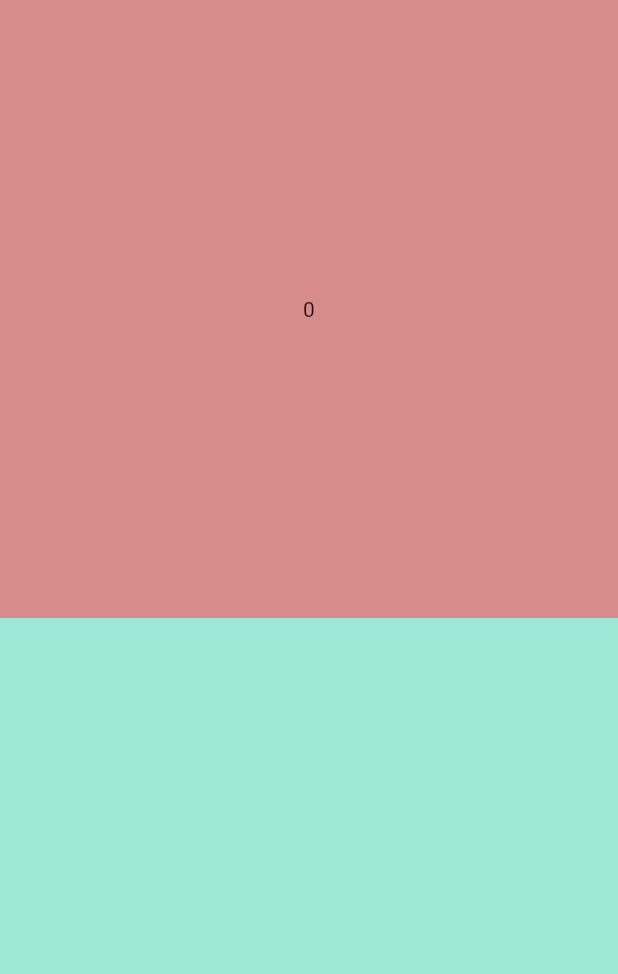
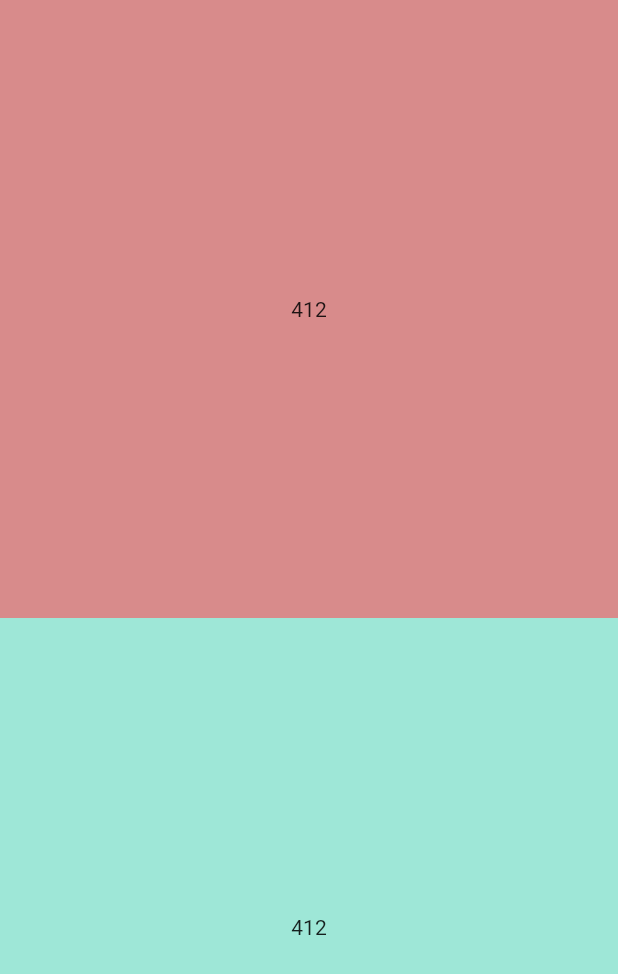
Before and after one commit to charan-nunnabhatla/faster-tap, a Flutter app: the screen it shows after launch, on a phone screen of 412 x 824 dp. Shown: the top 974 px of the screen. Run offline on Flutter 3.47's test engine with Material 2 defaults, Android fonts, the phone set to English and light mode, and no system bars.

Commit message:
done all logical code

```diff
--- a/lib/fastertappage.dart
+++ b/lib/fastertappage.dart
@@ -1,46 +1,52 @@
 import 'package:faster_tap/main.dart';
 import 'package:flutter/material.dart';
+import 'dart:ui' as ui;
 
 class FasterTapPage extends State<FasterTapState> {
   int count = 0;
-  double height = 0;
-  double xRatio = 0;
-  double yRatio = 0;
+  // double height = 0;
+  // double height = ui.window.physicalSize.height;
+
+  double tall(BuildContext context) {
+    double height = MediaQuery.of(context).size.height;
+    return height;
+  }
+
+  late double xRatio = tall(context) / 2;
+  late double yRatio = tall(context) / 2;
+  int step = 20;
   @override
   Widget build(BuildContext context) {
-    setState(() {
-      height = MediaQuery.of(context).size.height;
-      xRatio = height / 2;
-      yRatio = height / 2;
-    });
+    // double height = MediaQuery.of(context).size.height;
     return Scaffold(
       body: Column(
         children: [
           GestureDetector(
             onTap: () {
               setState(() {
-                xRatio += 5;
-                yRatio -= 5;
+                xRatio += step;
+                yRatio -= step;
                 count++;
               });
             },
             child: Container(
               color: Color.fromARGB(255, 216, 139, 139),
               height: xRatio,
-              child: Center(child: Text('$count')),
+              child: Center(child: Text('${xRatio.toInt()}')),
             ),
           ),
           GestureDetector(
             onTap: () {
               setState(() {
-                xRatio -= 5;
-                yRatio += 5;
+                xRatio -= step;
+                yRatio += step;
                 count++;
               });
             },
             child: Container(
               color: Color.fromARGB(255, 158, 231, 215),
               height: yRatio,
+              child: Center(child: Text('${yRatio.toInt()}')),
             ),
           ),
         ],
```
